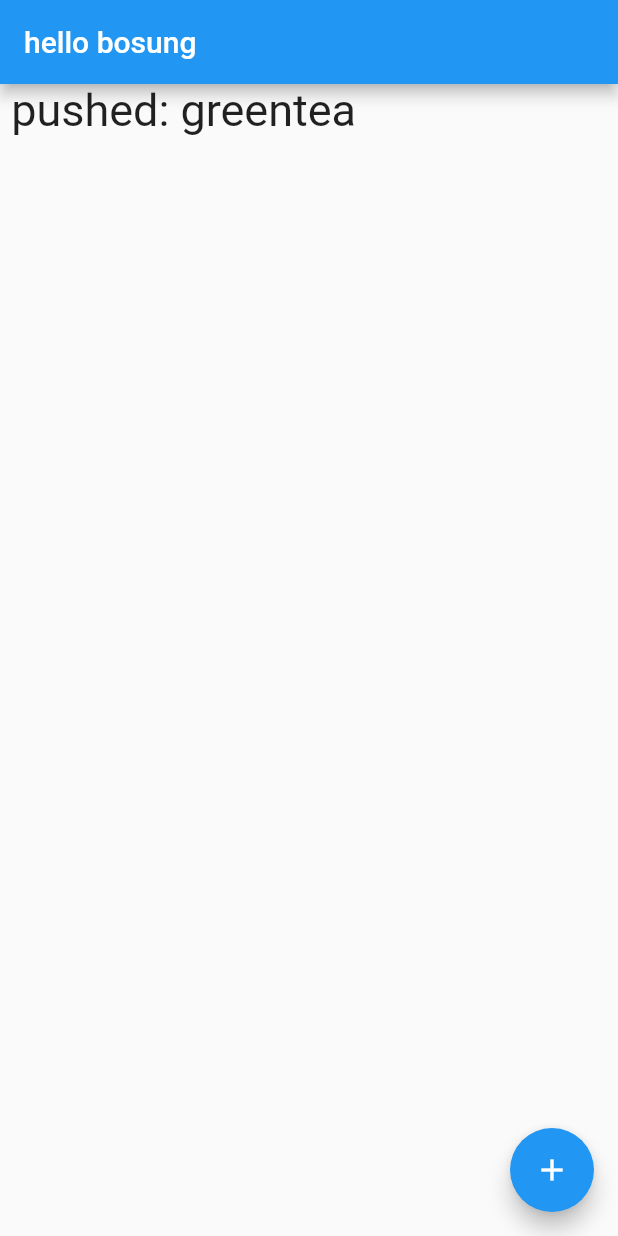
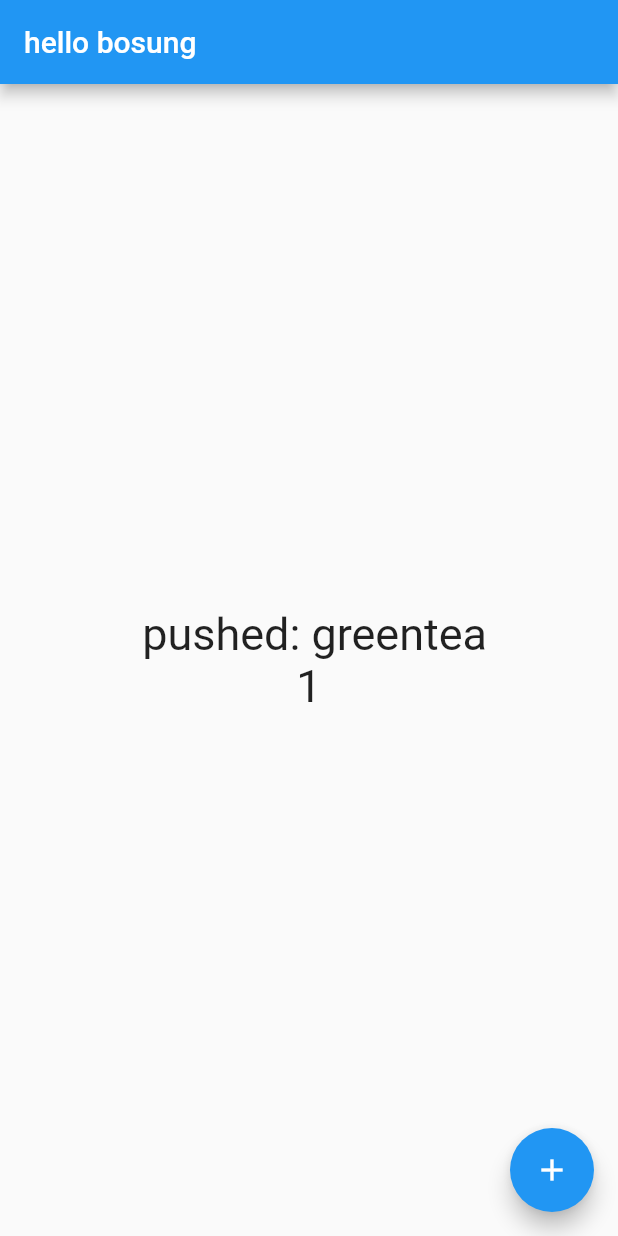
Before and after one commit to dlqh406/flutter_basic, a Flutter app: the screen it shows after launch, after a tap on the "add" icon, on a phone screen of 412 x 824 dp. Run offline on Flutter 3.47's test engine with Material 2 defaults, Android fonts, the phone set to English and light mode, and no system bars.

Commit message:
StatefulWidget 버튼 눌러 숫자 카운트하기 : 지역변수는 변수앞에 _ 넣는다 : Text(variavle, ~~) : 변수자리에 int형을 넣을려고 하는경우 "$변수명" 으로 선언한다

```diff
--- a/lib/main.dart
+++ b/lib/main.dart
@@ -28,6 +28,7 @@ class Hellopage extends StatefulWidget {
 
 class _HellopageState extends State<Hellopage> {
   String _message = "yet pushed";
+  int _count = 0;
   // _variable : 여기 안에서만 사용하는 변수
 
   @override
@@ -38,13 +39,28 @@ class _HellopageState extends State<Hellopage> {
         onPressed: _chageMessage),
 
       appBar: AppBar(title : Text(widget.title),),
-        body: Text(_message,style:TextStyle(fontSize: 30))
+        body: Center(
+            child:Column(
+              mainAxisAlignment: MainAxisAlignment.center,
+              // 정렬 위젯
+              children: <Widget>[
+                    // 복수의 위젯을 넣고자 할때 배열에 넣는다
+                    Text(_message,style:TextStyle(fontSize: 30)),
+                    Text("$_count",style:TextStyle(fontSize: 30)),
+                    // int형을 text에 넣을경우 "$_count" 선언한다, 따옴표,$
+                  ],
+                ),
+            )
+
+
+
     );
   }
 
   void _chageMessage() {
     setState(() {
       _message = " pushed: greentea";
+      _count += 1;
     });
   }
 }
```
